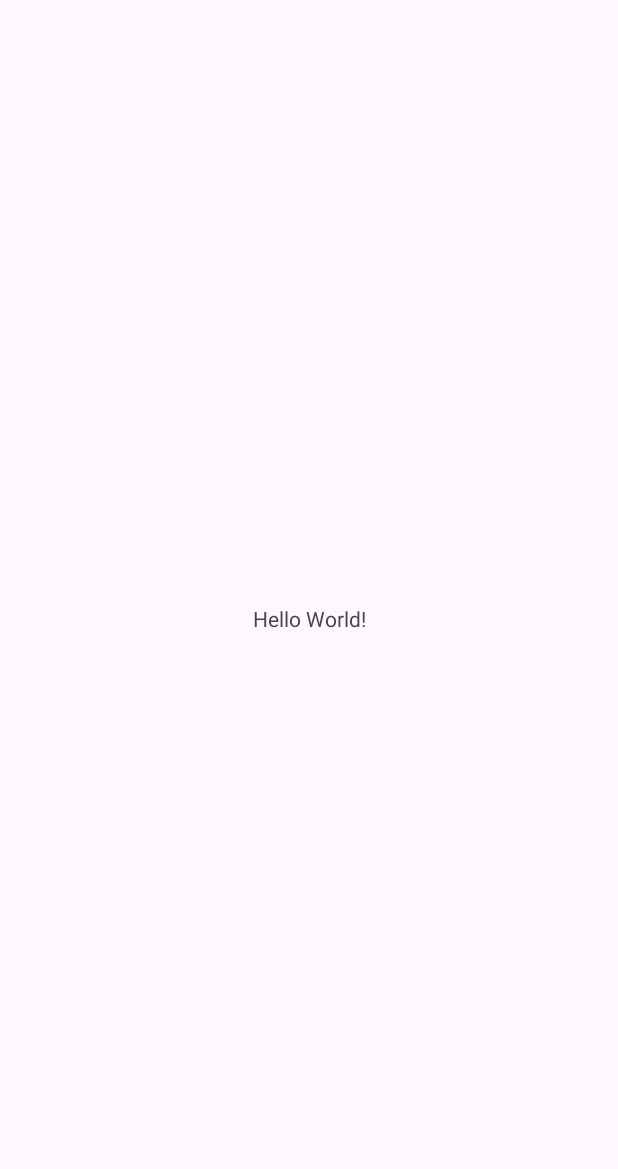
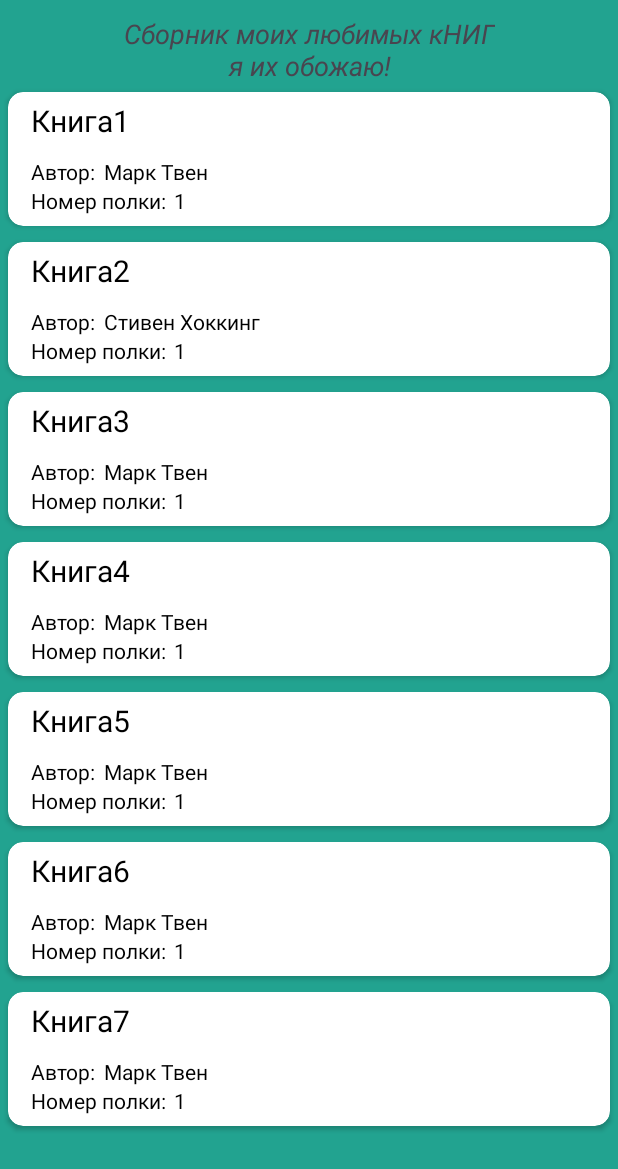
Before and after one commit to Electr1k/exam_DMA, an Android app: the screen it shows after launch (MainActivity), on a phone screen of 412 x 824 dp. Before the commit the part shown is almost empty. Shown: the top 1169 px of the screen. Run offline under Robolectric (Android 15) with nearby library versions, the phone set to English and light mode, and no system bars.

Commit message:
Added recycler view

```diff
--- /dev/null
+++ b/app/src/main/java/com/example/exam/Book.kt
@@ -0,0 +1,7 @@
+package com.example.exam
+
+data class Book(
+    val name: String,
+    val author: String,
+    val shelf: Int,
+)
--- /dev/null
+++ b/app/src/main/java/com/example/exam/BooksListAdapter.kt
@@ -0,0 +1,47 @@
+package com.example.exam
+
+import androidx.recyclerview.widget.RecyclerView
+import android.app.Activity
+import android.view.LayoutInflater
+import android.view.View
+import android.view.ViewGroup
+import android.widget.TextView
+
+class BooksListAdapter (
+    private val booksList: List<Book>,
+    private val activity: Activity,
+    private val update: () -> Unit
+): RecyclerView.Adapter<BooksListAdapter.BookHolder>()  {
+
+    override fun onCreateViewHolder(parent: ViewGroup, viewType: Int): BookHolder {
+        val view= LayoutInflater.from(parent.context).inflate(R.layout.book_item,parent,false)
+        return  BookHolder(view)
+    }
+
+    override fun onBindViewHolder(holder: BookHolder, position: Int) {
+        holder.book_name.text = booksList[position].name
+        holder.book_author.text = booksList[position].author
+        holder.shelf.text = booksList[position].shelf.toString()
+
+//        holder.itemView.setOnLongClickListener {
+//            onLongClick(recipeList[position], activity = activity)
+//            update()
+//            true
+//        }
+    }
+
+    override fun getItemCount(): Int {
+        return booksList.size
+    }
+    class BookHolder(itemView: View) : RecyclerView.ViewHolder(itemView) {
+        var book_name: TextView
+        var book_author: TextView
+        var shelf: TextView
+
+        init {
+            book_name = itemView.findViewById(R.id.name)
+            book_author = itemView.findViewById(R.id.author)
+            shelf = itemView.findViewById(R.id.number)
+        }
+    }
+}
--- a/app/src/main/java/com/example/exam/MainActivity.kt
+++ b/app/src/main/java/com/example/exam/MainActivity.kt
@@ -2,10 +2,29 @@ package com.example.exam
 
 import androidx.appcompat.app.AppCompatActivity
 import android.os.Bundle
+import androidx.recyclerview.widget.GridLayoutManager
+import androidx.recyclerview.widget.RecyclerView
 
 class MainActivity : AppCompatActivity() {
+    private lateinit var rv: RecyclerView
     override fun onCreate(savedInstanceState: Bundle?) {
         super.onCreate(savedInstanceState)
         setContentView(R.layout.activity_main)
+        rv = findViewById(R.id.RV)
+
+        val booksList = listOf(
+            Book("Книга1", "Марк Твен", 1),
+            Book("Книга2", "Стивен Хоккинг", 1),
+            Book("Книга3", "Марк Твен", 1),
+            Book("Книга4", "Марк Твен", 1),
+            Book("Книга5", "Марк Твен", 1),
+            Book("Книга6", "Марк Твен", 1),
+            Book("Книга7", "Марк Твен", 1),
+            )
+
+        val adapter = BooksListAdapter(booksList, this, {})
+        rv.adapter = adapter
+        rv.layoutManager =
+            GridLayoutManager(this, 1)
     }
 }
--- a/app/src/main/res/layout/activity_main.xml
+++ b/app/src/main/res/layout/activity_main.xml
@@ -4,15 +4,28 @@
     xmlns:tools="http://schemas.android.com/tools"
     android:layout_width="match_parent"
     android:layout_height="match_parent"
+    android:background="@color/aqua"
     tools:context=".MainActivity">
 
     <TextView
+        android:id="@+id/text"
         android:layout_width="wrap_content"
-        android:layout_height="wrap_content"
-        android:text="Hello World!"
+        android:layout_height="0dp"
+        android:layout_marginTop="10dp"
+        android:textSize="18sp"
+        android:textStyle="italic"
+        android:gravity="center"
+        android:text="Сборник моих любимых кНИГ\nя их обожаю!"
+        app:layout_constraintEnd_toEndOf="parent"
+        app:layout_constraintStart_toStartOf="parent"
+        app:layout_constraintTop_toTopOf="parent" />
+    <androidx.recyclerview.widget.RecyclerView
+        android:id="@+id/RV"
+        android:layout_width="match_parent"
+        android:layout_height="0dp"
         app:layout_constraintBottom_toBottomOf="parent"
         app:layout_constraintEnd_toEndOf="parent"
         app:layout_constraintStart_toStartOf="parent"
-        app:layout_constraintTop_toTopOf="parent" />
-
+        app:layout_constraintTop_toBottomOf="@+id/text"
+        />
 </androidx.constraintlayout.widget.ConstraintLayout>
--- /dev/null
+++ b/app/src/main/res/layout/book_item.xml
@@ -0,0 +1,103 @@
+<?xml version="1.0" encoding="utf-8"?>
+<androidx.constraintlayout.widget.ConstraintLayout xmlns:android="http://schemas.android.com/apk/res/android"
+    xmlns:app="http://schemas.android.com/apk/res-auto"
+    android:layout_width="match_parent"
+    android:layout_height="wrap_content">
+    <androidx.cardview.widget.CardView
+        android:id="@+id/carder"
+        android:layout_width="0dp"
+        android:layout_height="match_parent"
+        android:layout_marginStart="5dp"
+        android:layout_marginTop="5dp"
+        android:layout_marginEnd="5dp"
+        android:layout_marginBottom="5dp"
+        app:cardCornerRadius="10dp"
+        android:background="@color/white"
+        app:layout_constraintBottom_toBottomOf="parent"
+        app:layout_constraintEnd_toEndOf="parent"
+        app:layout_constraintStart_toStartOf="parent"
+        app:layout_constraintTop_toTopOf="parent">
+
+        <LinearLayout
+            android:layout_width="match_parent"
+            android:layout_height="match_parent"
+            android:orientation="vertical">
+
+            <TextView
+                android:id="@+id/name"
+                android:layout_width="match_parent"
+                android:layout_height="wrap_content"
+                android:paddingLeft="15dp"
+                android:paddingTop="5dp"
+                android:paddingRight="5dp"
+                android:paddingBottom="5dp"
+                android:text="TextView"
+                android:textColor="@color/black"
+                android:textSize="20sp"
+                app:layout_constraintBottom_toBottomOf="parent"
+                app:layout_constraintEnd_toEndOf="parent"
+                app:layout_constraintTop_toTopOf="parent" />
+
+            <LinearLayout
+                android:layout_width="match_parent"
+                android:layout_height="wrap_content">
+                <TextView
+                    android:id="@+id/authorText"
+                    android:layout_width="wrap_content"
+                    android:layout_height="wrap_content"
+                    android:paddingLeft="15dp"
+                    android:paddingTop="5dp"
+                    android:paddingRight="5dp"
+                    android:text="Автор:"
+                    android:textColor="@color/black"
+                    android:textSize="14sp"
+                    app:layout_constraintBottom_toBottomOf="parent"
+                    app:layout_constraintEnd_toEndOf="parent"
+                    app:layout_constraintTop_toTopOf="parent"
+                    />
+                <TextView
+                    android:id="@+id/author"
+                    android:layout_width="wrap_content"
+                    android:layout_height="wrap_content"
+                    android:paddingRight="5dp"
+                    android:text="5"
+                    android:textColor="@color/black"
+                    android:textSize="14sp"
+                    app:layout_constraintBottom_toBottomOf="parent"
+                    app:layout_constraintEnd_toEndOf="parent"
+                    app:layout_constraintTop_toTopOf="parent"
+                    />
+            </LinearLayout>
+            <LinearLayout
+                android:layout_width="match_parent"
+                android:layout_height="wrap_content">
+                <TextView
+                    android:id="@+id/numText"
+                    android:layout_width="wrap_content"
+                    android:layout_height="wrap_content"
+                    android:paddingLeft="15dp"
+                    android:paddingRight="5dp"
+                    android:paddingBottom="7dp"
+                    android:text="Номер полки:"
+                    android:textColor="@color/black"
+                    android:textSize="14sp"
+                    app:layout_constraintBottom_toBottomOf="parent"
+                    app:layout_constraintEnd_toEndOf="parent"
+                    app:layout_constraintTop_toTopOf="parent"
+                    />
+                <TextView
+                    android:id="@+id/number"
+                    android:layout_width="wrap_content"
+                    android:layout_height="wrap_content"
+                    android:paddingRight="5dp"
+                    android:text="5"
+                    android:textColor="@color/black"
+                    android:textSize="14sp"
+                    app:layout_constraintBottom_toBottomOf="parent"
+                    app:layout_constraintEnd_toEndOf="parent"
+                    app:layout_constraintTop_toTopOf="parent"
+                    />
+            </LinearLayout>
+        </LinearLayout>
+    </androidx.cardview.widget.CardView>
+</androidx.constraintlayout.widget.ConstraintLayout>
--- a/app/src/main/res/values/colors.xml
+++ b/app/src/main/res/values/colors.xml
@@ -2,4 +2,5 @@
 <resources>
     <color name="black">#FF000000</color>
     <color name="white">#FFFFFFFF</color>
+    <color name="aqua">#22A390</color>
 </resources>
```
